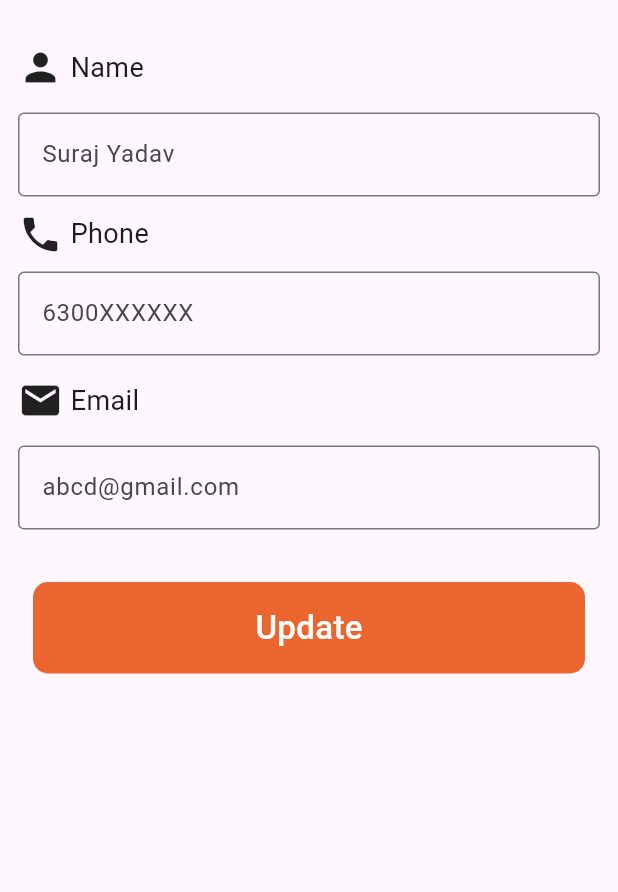
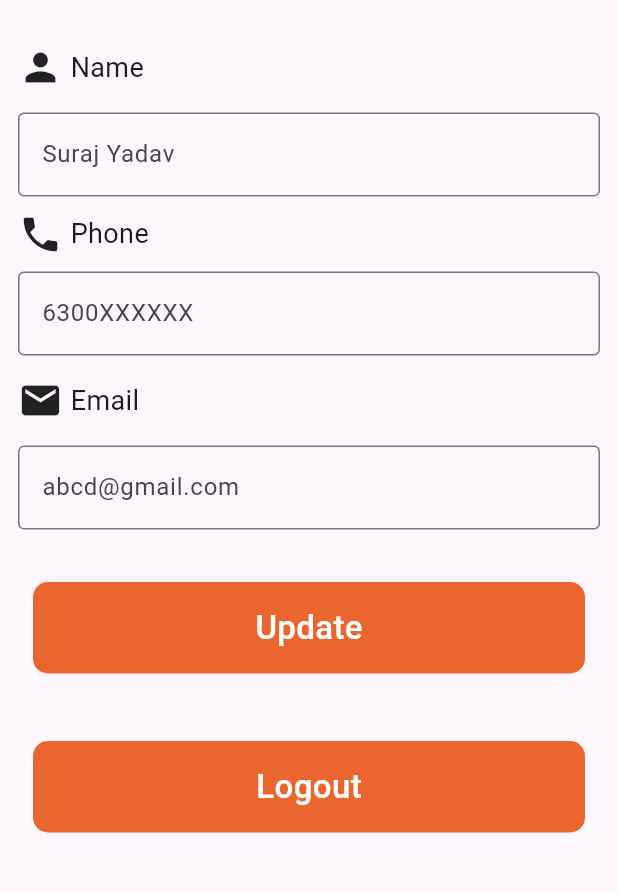
Before and after one commit to suraj-yadav0/vihan, a Flutter app: the UserProfileScreen screen opened directly, on a phone screen of 412 x 824 dp, the part 264-1156 px from its top. Run offline on Flutter 3.47's test engine with Material 3 defaults, Android fonts, the light colour scheme and no system bars; our stand-ins replace google_maps_flutter, hexcolor, location; missing offline and left inert: flutter_polyline_points.

Commit message:
Logout Button Bhi Craete Kiya

```diff
--- a/lib/View/user_screen/user_profile_screen.dart
+++ b/lib/View/user_screen/user_profile_screen.dart
@@ -14,7 +14,10 @@ class _UserProfileScreenState extends State<UserProfileScreen> {
     return Scaffold(
       appBar: AppBar(
         leading: SizedBox(),
-        title: const Text("P R O F I L E",style: TextStyle(color: Colors.white, fontSize: 24),),
+        title: const Text(
+          "P R O F I L E",
+          style: TextStyle(color: Colors.white, fontSize: 24),
+        ),
         centerTitle: true,
         backgroundColor: orangeColor,
       ),
@@ -161,6 +164,37 @@ class _UserProfileScreenState extends State<UserProfileScreen> {
                 ),
               ),
             ),
+            const SizedBox(
+              height: 25,
+            ),
+            Padding(
+              padding: const EdgeInsets.all(10),
+              child: SizedBox(
+                width: double.infinity,
+                child: Material(
+                  color: orangeColor,
+                  borderRadius: BorderRadius.circular(10),
+                  child: InkWell(
+                    onTap: () {
+                      Navigator.pop(context);
+                    },
+                    child: const Padding(
+                      padding:
+                          EdgeInsets.symmetric(horizontal: 40, vertical: 15),
+                      child: Center(
+                        child: Text(
+                          "Logout",
+                          style: TextStyle(
+                              color: Colors.white,
+                              fontSize: 22,
+                              fontWeight: FontWeight.w500),
+                        ),
+                      ),
+                    ),
+                  ),
+                ),
+              ),
+            ),
           ],
         ),
       ),
```
